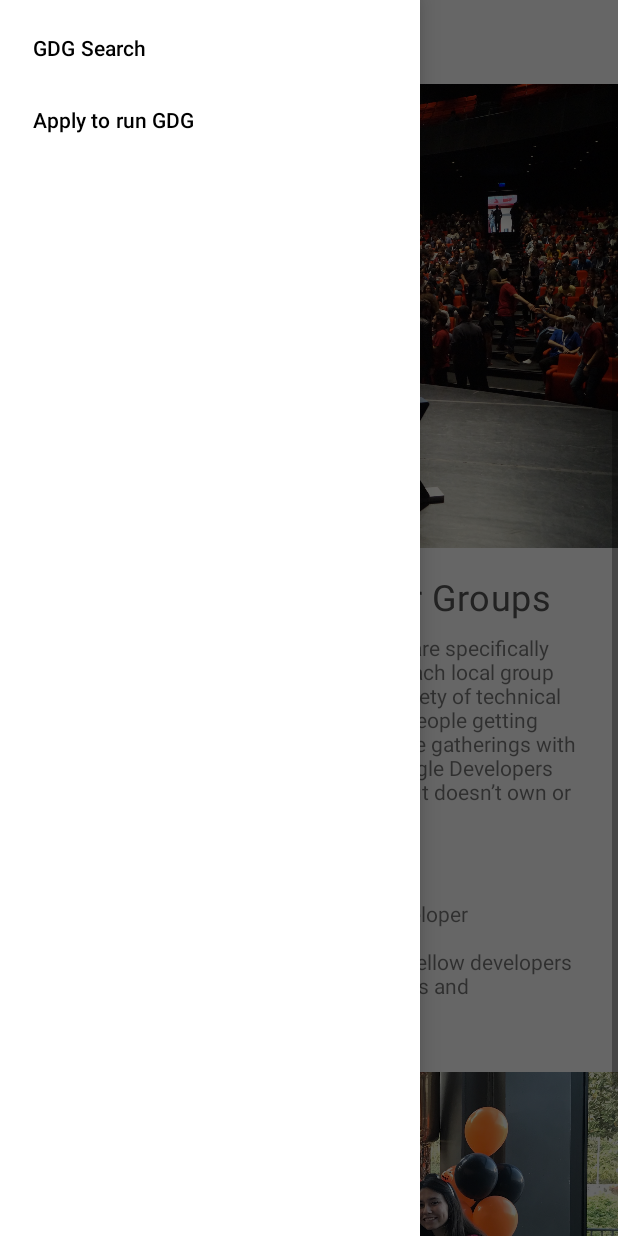
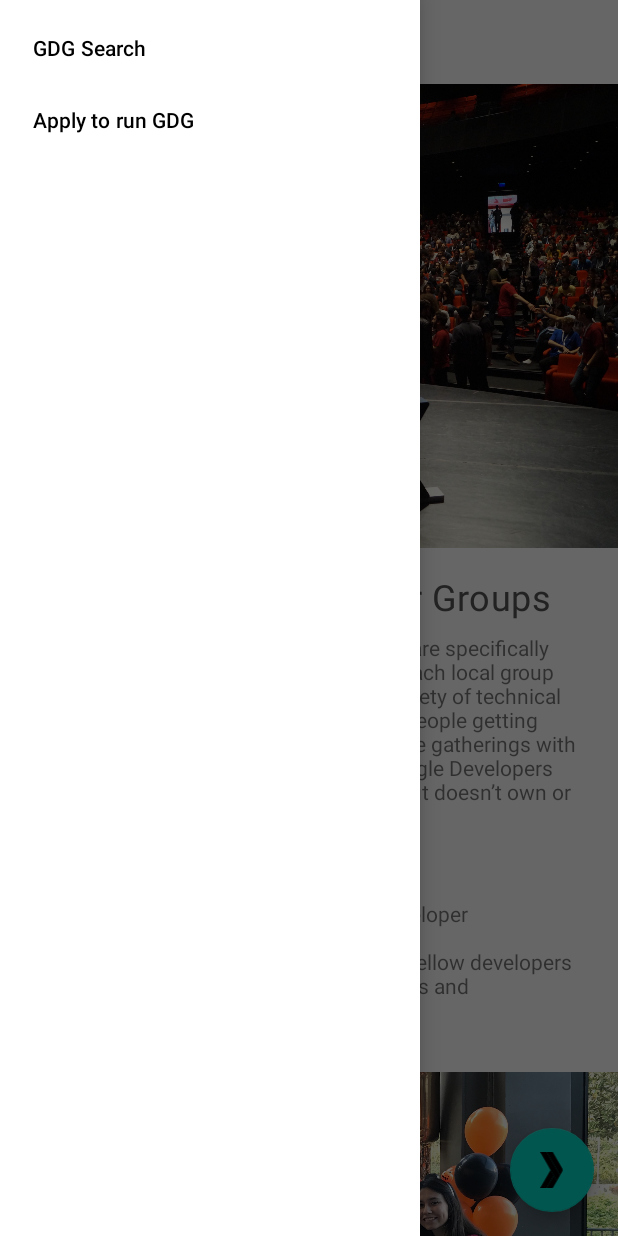
Before and after one commit to trinhcanhphuc/GDGFinder, an Android app: the screen it shows after launch (MainActivity), with the side drawer open, on a phone screen of 412 x 824 dp. Run offline under Robolectric (Android 15) with nearby library versions, the phone set to English and light mode, and no system bars; our stand-ins replace data binding, navigation-ui; Roboto replaces fonts that are not available here.

Commit message:
Add a floating action button (FAB)

```diff
--- a/app/build.gradle
+++ b/app/build.gradle
@@ -93,4 +93,6 @@ dependencies {
 
     // Client for retrieving location
     implementation "com.google.android.gms:play-services-location:16.0.0"
+
+    implementation 'com.google.android.material:material:1.1.0-alpha04'
 }
--- a/app/src/main/java/com/example/android/gdgfinder/home/HomeFragment.kt
+++ b/app/src/main/java/com/example/android/gdgfinder/home/HomeFragment.kt
@@ -22,7 +22,10 @@ import android.view.LayoutInflater
 import android.view.View
 import android.view.ViewGroup
 import androidx.fragment.app.Fragment
+import androidx.lifecycle.Observer
 import androidx.lifecycle.ViewModelProviders
+import androidx.navigation.fragment.findNavController
+import com.example.android.gdgfinder.R
 import com.example.android.gdgfinder.databinding.HomeFragmentBinding
 
 class HomeFragment : Fragment() {
@@ -39,6 +42,16 @@ class HomeFragment : Fragment() {
     ): View? {
         val binding = HomeFragmentBinding.inflate(inflater)
         viewModel = ViewModelProviders.of(this).get(HomeViewModel::class.java)
+        binding.viewModel = viewModel
+
+        viewModel.navigateToSearch.observe(viewLifecycleOwner,
+        Observer<Boolean> { navigate ->
+            if(navigate) {
+                val navController = findNavController()
+                navController.navigate(R.id.action_homeFragment_to_gdgListFragment)
+                viewModel.onNavigatedToSearch()
+            }
+        })
 
         return binding.root
     }
--- a/app/src/main/java/com/example/android/gdgfinder/home/HomeViewModel.kt
+++ b/app/src/main/java/com/example/android/gdgfinder/home/HomeViewModel.kt
@@ -34,4 +34,5 @@ class HomeViewModel : ViewModel() {
     fun onNavigatedToSearch() {
         _navigateToSearch.value = false
     }
+
 }
--- a/app/src/main/res/layout/home_fragment.xml
+++ b/app/src/main/res/layout/home_fragment.xml
@@ -19,10 +19,16 @@
     xmlns:tools="http://schemas.android.com/tools">
 
     <data>
-
+        <variable
+            name="viewModel"
+            type="com.example.android.gdgfinder.home.HomeViewModel" />
     </data>
 
-    <ScrollView
+    <androidx.coordinatorlayout.widget.CoordinatorLayout
+        android:layout_width="match_parent"
+        android:layout_height="match_parent">
+
+        <androidx.core.widget.NestedScrollView
             android:layout_width="match_parent"
             android:layout_height="match_parent">
 
@@ -114,5 +120,15 @@
                     android:orientation="vertical"
                     app:layout_constraintGuide_end="26dp" />
             </androidx.constraintlayout.widget.ConstraintLayout>
-    </ScrollView>
+        </androidx.core.widget.NestedScrollView>
+
+        <com.google.android.material.floatingactionbutton.FloatingActionButton
+            android:layout_width="wrap_content"
+            android:layout_height="wrap_content"
+            android:layout_gravity="bottom|end"
+            android:layout_margin="16dp"
+            app:srcCompat="@drawable/ic_gdg"
+            android:onClick="@{() -> viewModel.onFabClicked()}"
+            />
+    </androidx.coordinatorlayout.widget.CoordinatorLayout>
 </layout>
```
Lines whose indentation alone changed are shown as unchanged.
